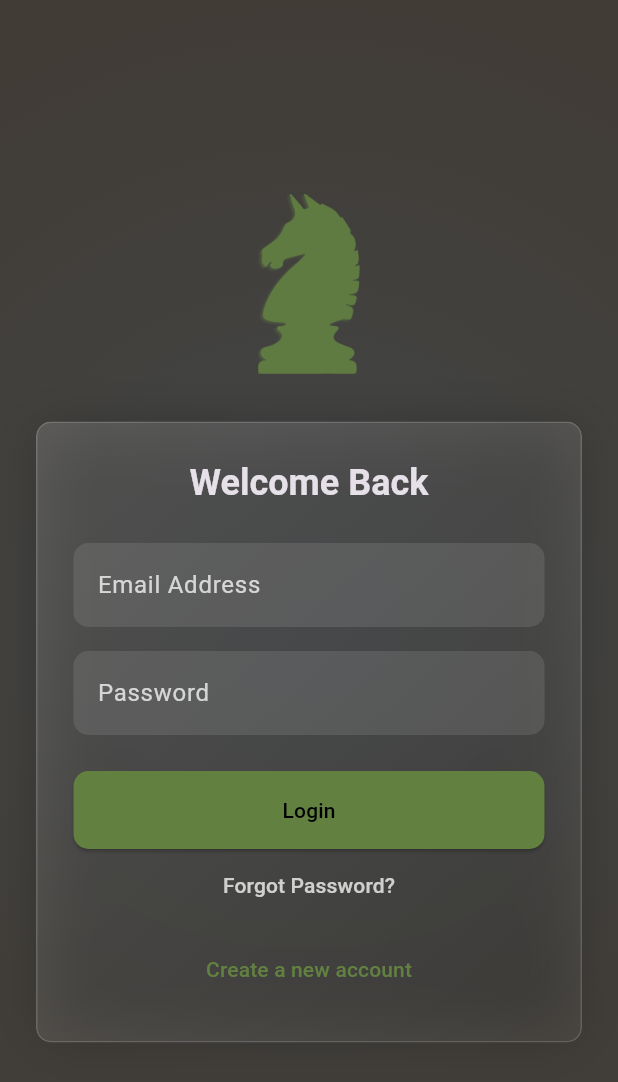
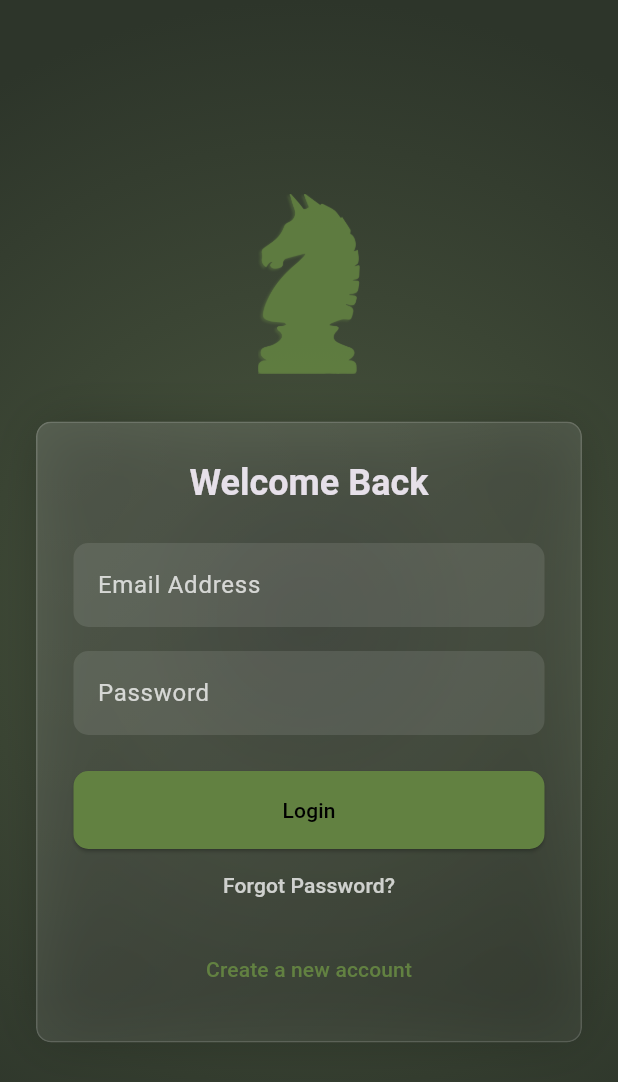
Before and after one commit to khurshid28/chess-mobile, a Flutter app: the screen it shows after launch, on a phone screen of 412 x 824 dp. Shown: the top 1082 px of the screen. Run offline on Flutter 3.47's test engine with Material 3 defaults, Android fonts, the phone set to English and light mode, and no system bars; our stand-ins replace cached_network_image, cloud_firestore, cloud_functions, connectivity_plus, country_picker, fast_immutable_collections and 6 more; missing offline and left inert: country_flags, dartchess; accounts and stored records are empty.

Commit message:
Update background colors to complement primary color #628141

```diff
--- a/lib/theme/app_theme.dart
+++ b/lib/theme/app_theme.dart
@@ -151,9 +151,9 @@ class AppTheme {
   static const Color kColorLoss = Color(0xFFF44336);
 
 
-  static const Color kBgColor1 = Color(0xFF414345);
-  static const Color kBgColor2 = Color(0xFF424342);
-  static const Color kBgColor3 = Color(0xFF413C36);
+  static const Color kBgColor1 = Color(0xFF3A4236);
+  static const Color kBgColor2 = Color(0xFF424D39);
+  static const Color kBgColor3 = Color(0xFF2D352A);
 
 
   static const BoxDecoration backgroundDecoration = BoxDecoration(
```
